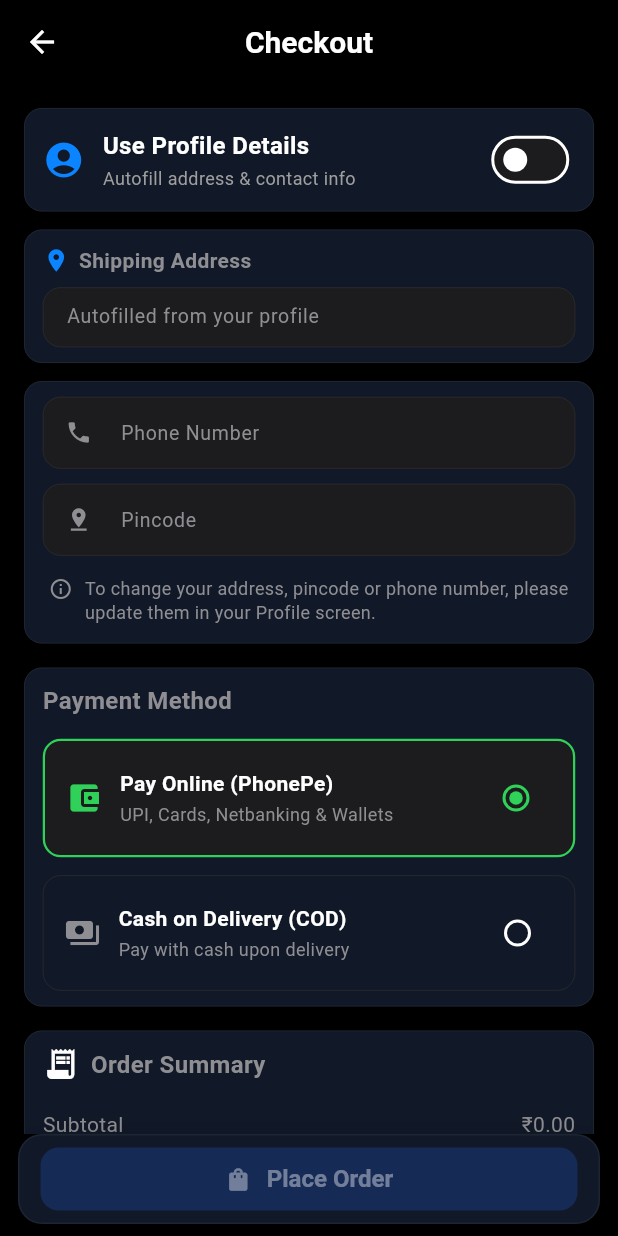
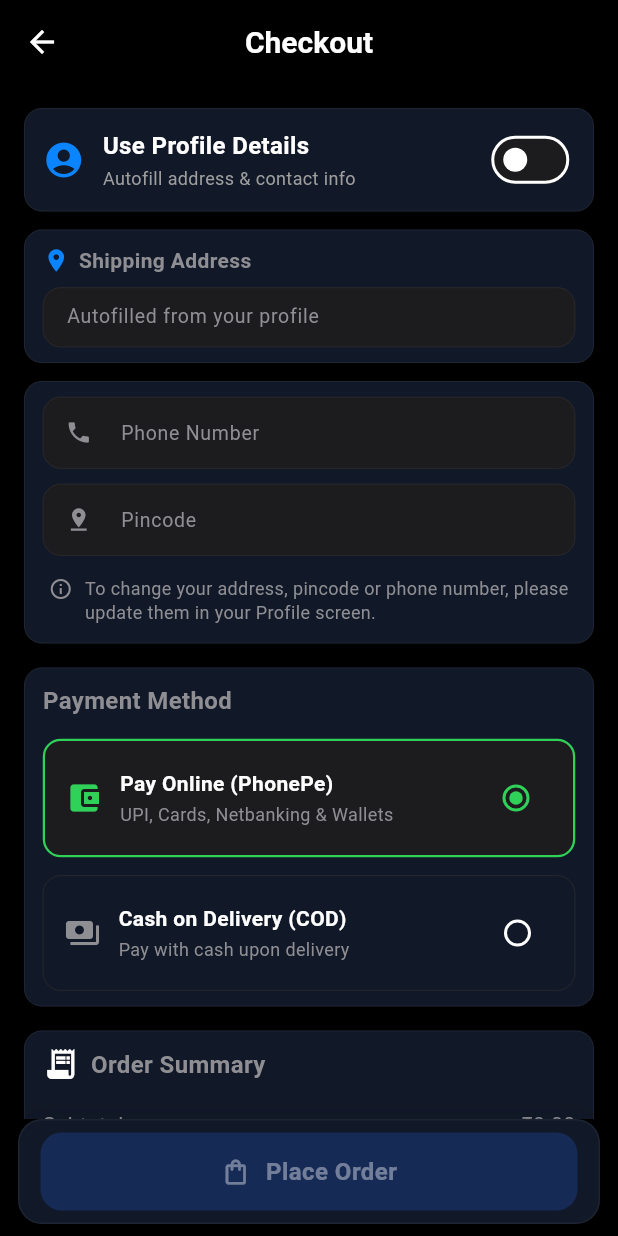
Before and after one commit to adityasaini21/cleaningfrontend, a Flutter app: the CheckoutScreen screen opened directly, on a phone screen of 412 x 824 dp. Run offline on Flutter 3.47's test engine with Material 3 defaults, Android fonts, the phone set to English and light mode, and no system bars; our stand-ins replace cached_network_image, device_info_plus, firebase_core, firebase_messaging, fl_chart, flutter_dotenv and 4 more; missing offline and left inert: cloudinary_public; accounts and stored records are empty; network calls fail.

Commit message:
Optimize Verify   Payment and Place Order button heights and typography

```diff
--- a/lib/screens/checkout_screen.dart
+++ b/lib/screens/checkout_screen.dart
@@ -117,7 +117,11 @@ class _CheckoutScreenState
                     style: ElevatedButton.styleFrom(
                       backgroundColor: const Color(0xFF30D158),
                       foregroundColor: Colors.black,
-                      shape: RoundedRectangleBorder(borderRadius: BorderRadius.circular(8)),
+                      padding: const EdgeInsets.symmetric(horizontal: 20, vertical: 12),
+                      shape: RoundedRectangleBorder(
+                        borderRadius: BorderRadius.circular(10),
+                      ),
+                      elevation: 1,
                     ),
                     onPressed: () async {
                       setDialogState(() {
@@ -149,7 +153,14 @@ class _CheckoutScreenState
                         );
                       }
                     },
-                    child: const Text("Verify Payment", style: TextStyle(fontWeight: FontWeight.bold)),
+                    child: const Text(
+                      "Verify Payment",
+                      style: TextStyle(
+                        fontSize: 15,
+                        fontWeight: FontWeight.w700,
+                        letterSpacing: 0.2,
+                      ),
+                    ),
                   ),
                 ],
               ],
@@ -1017,7 +1028,7 @@ class _CheckoutScreenState
                 ],
               ),
               child: SizedBox(
-                height: 42,
+                height: 52,
                 child: ElevatedButton(
                   onPressed:
                   (_isDeliverable &&
@@ -1030,7 +1041,7 @@ class _CheckoutScreenState
                     const Color(0xFF2563EB),
                     foregroundColor:
                     Colors.white,
-                    padding: const EdgeInsets.symmetric(vertical: 0, horizontal: 16),
+                    padding: const EdgeInsets.symmetric(vertical: 12, horizontal: 24),
                     disabledBackgroundColor:
                     const Color(0xFF2563EB).withOpacity(0.24),
                     disabledForegroundColor:
@@ -1039,7 +1050,7 @@ class _CheckoutScreenState
                     RoundedRectangleBorder(
                       borderRadius:
                       BorderRadius.circular(
-                        12,
+                        14,
                       ),
                     ),
                   ),
@@ -1058,7 +1069,8 @@ class _CheckoutScreenState
                     MainAxisAlignment.center,
                     children: [
                       Icon(
-                        Icons.shopping_bag,
+                        Icons.shopping_bag_outlined,
+                        size: 20,
                       ),
                       SizedBox(width: 10),
                       Text(
@@ -1066,7 +1078,8 @@ class _CheckoutScreenState
                         style: TextStyle(
                           fontSize: 16,
                           fontWeight:
-                          FontWeight.bold,
+                          FontWeight.w700,
+                          letterSpacing: 0.3,
                         ),
                       ),
                     ],
```
